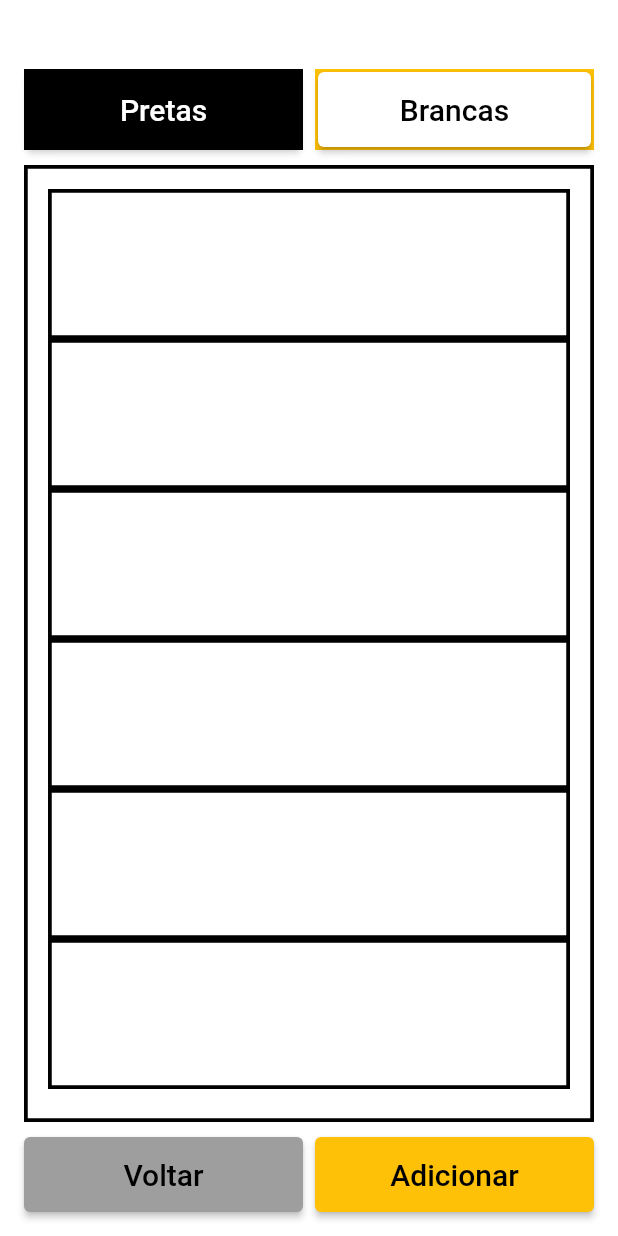
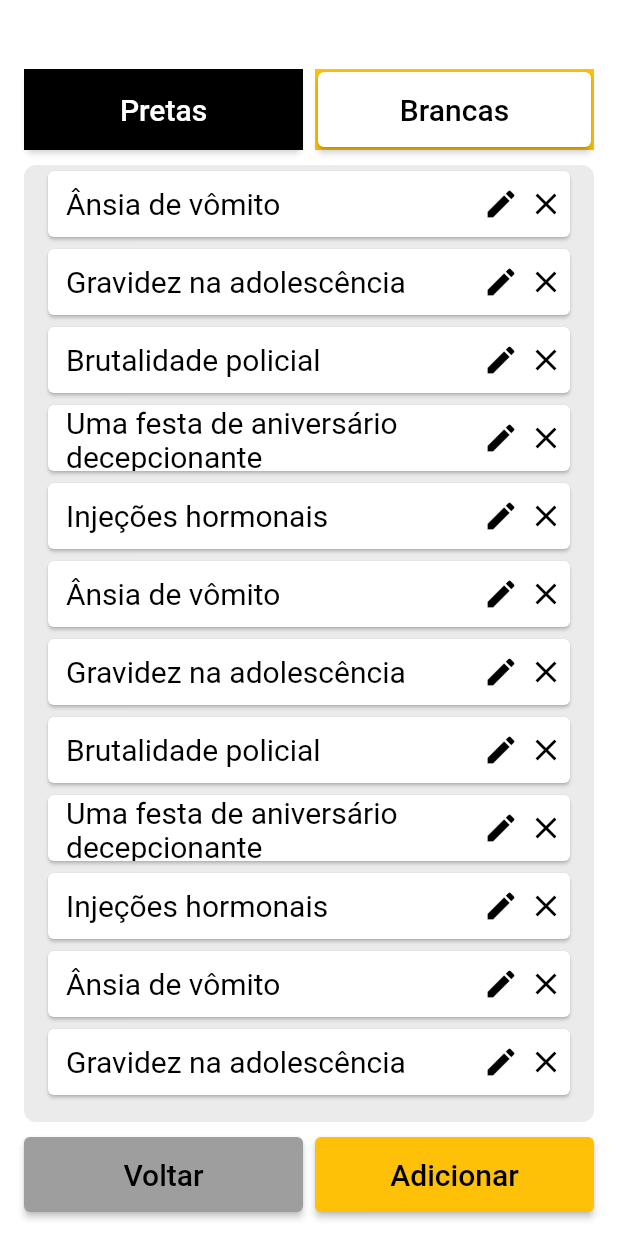
Before and after one commit to NicolasCiviero98/CardsAgainstStudent, a Flutter app: the EditCardsPage screen opened by its route, on a phone screen of 412 x 824 dp. Run offline on Flutter 3.47's test engine with Material 2 defaults, Android fonts, the phone set to English and light mode, and no system bars; our stand-ins replace open_file; missing offline and left inert: dart:ffi, syncfusion_flutter_pdf.

```diff
--- a/lib/edit_cards_page.dart
+++ b/lib/edit_cards_page.dart
@@ -1,3 +1,5 @@
+import 'package:cards_against_student/widgets/card_list_item.dart';
+import 'package:cards_against_student/widgets/player_item.dart';
 import 'package:flutter/material.dart';
 
 class EditCardsPage extends StatefulWidget {
@@ -8,9 +10,11 @@ class EditCardsPage extends StatefulWidget {
 }
 
 class _EditCardsPageState extends State<EditCardsPage> {
+  bool black_selected = false;
   Color background = Colors.white;
   Color black_button_border = Colors.black;
   Color white_button_border = Colors.amber;
+  List<String> cards = ["Ânsia de vômito", "Gravidez na adolescência", "Brutalidade policial", "Uma festa de aniversário decepcionante", "Injeções hormonais", "Ânsia de vômito", "Gravidez na adolescência", "Brutalidade policial", "Uma festa de aniversário decepcionante", "Injeções hormonais", "Ânsia de vômito", "Gravidez na adolescência", "Brutalidade policial", "Uma festa de aniversário decepcionante", "Injeções hormonais", "Ânsia de vômito", "Gravidez na adolescência", "Brutalidade policial", "Uma festa de aniversário decepcionante", "Injeções hormonais"];
 
   @override
   Widget build(BuildContext context) {
@@ -37,6 +41,7 @@ class _EditCardsPageState extends State<EditCardsPage> {
                                   child: ElevatedButton(
                                     onPressed: () {
                                       setState(() {
+                                        black_selected = true;
                                         background = Colors.black;
                                         black_button_border = Colors.amber;
                                         white_button_border = Colors.white;
@@ -61,6 +66,7 @@ class _EditCardsPageState extends State<EditCardsPage> {
                                   child: ElevatedButton(
                                     onPressed: () {
                                       setState(() {
+                                        black_selected = false;
                                         background = Colors.white;
                                         black_button_border = Colors.black;
                                         white_button_border = Colors.amber;
@@ -79,24 +85,24 @@ class _EditCardsPageState extends State<EditCardsPage> {
                     const SizedBox(height: 10),
                     Expanded(
                       flex: 1,
-                      child: DecoratedBox(
-                          child: SizedBox(
+                      child: ClipRRect(
+                          borderRadius: BorderRadius.circular(8),
+                          child: Container(
+                            height: 48,
                             width: double.infinity,
+                            color:Color.fromARGB(40, 125, 125, 125),
                             child: Padding(
-                              padding: const EdgeInsets.all(16),
+                              padding: const EdgeInsets.fromLTRB(12, 0, 12, 12),
                               child: ListView(
-                                children: [
-                                  SizedBox(width: 50, height:100, child: DecoratedBox(decoration: BoxDecoration(border: Border.all(color: Colors.black, width: 2.5, style: BorderStyle.solid))),),
-                                  SizedBox(width: 50, height:100, child: DecoratedBox(decoration: BoxDecoration(border: Border.all(color: Colors.black, width: 2.5, style: BorderStyle.solid))),),
-                                  SizedBox(width: 50, height:100, child: DecoratedBox(decoration: BoxDecoration(border: Border.all(color: Colors.black, width: 2.5, style: BorderStyle.solid))),),
-                                  SizedBox(width: 50, height:100, child: DecoratedBox(decoration: BoxDecoration(border: Border.all(color: Colors.black, width: 2.5, style: BorderStyle.solid))),),
-                                  SizedBox(width: 50, height:100, child: DecoratedBox(decoration: BoxDecoration(border: Border.all(color: Colors.black, width: 2.5, style: BorderStyle.solid))),),
-                                  SizedBox(width: 50, height:100, child: DecoratedBox(decoration: BoxDecoration(border: Border.all(color: Colors.black, width: 2.5, style: BorderStyle.solid))),),
-                                ],
-                              ),
+                                children: cards.map((text) => CardListItem(
+                                  content: text,
+                                  edit: () {},
+                                  delete: () {},
+                                  is_black: black_selected,
+                                )).toList(),
+                              )
                             ),
-                          ),
-                          decoration: BoxDecoration(border: Border.all(color: Colors.black, width: 2.5, style: BorderStyle.solid))
+                          )
                       ),
                     ),
                     SizedBox(height: 10),
--- a/lib/main.dart
+++ b/lib/main.dart
@@ -1,7 +1,9 @@
+import 'package:cards_against_student/match_list_page.dart';
 import 'package:flutter/material.dart';
 
 import 'login_page.dart';
 import 'menu_page.dart';
+import 'match_list_page.dart';
 import 'new_match_page.dart';
 import 'register_page.dart';
 import 'edit_cards_page.dart';
@@ -31,6 +33,7 @@ class MyApp extends StatelessWidget {
       routes: {
         '/login': (context) => LoginPage(),
         '/menu': (context) => MenuPage(),
+        '/match_list': (context) => MatchListPage(),
         '/new_match': (context) => NewMatchPage(),
         '/register': (context) => RegisterPage(),
         '/edit_cards': (context) => EditCardsPage(),
--- a/lib/menu_page.dart
+++ b/lib/menu_page.dart
@@ -32,8 +32,8 @@ class _MenuPageState extends State<MenuPage> {
                       width: double.infinity,
                       height: 44,
                       child:   ElevatedButton(
-                        onPressed: () { Navigator.of(context).pushNamed('/new_match'); },
-                        child: Text('Criar sala', style: globals.txtStyle1),
+                        onPressed: () { Navigator.of(context).pushNamed('/match_list'); },
+                        child: Text('Encontrar Sala', style: globals.txtStyle1),
                         style: globals.btnStyle1,
                       ),
                     ),
--- /dev/null
+++ b/lib/widgets/card_list_item.dart
@@ -0,0 +1,47 @@
+import 'package:flutter/material.dart';
+
+class CardListItem extends StatelessWidget {
+  final String content;
+  final Function edit;
+  final Function delete;
+  final bool is_black;
+  CardListItem({ required this.content, required this.edit, required this.delete, required this.is_black });
+
+  @override
+  Widget build(BuildContext context) {
+    Color background = is_black ? Colors.black : Colors.white;
+    Color foreground = is_black ? Colors.white70 : Colors.black;
+
+    return Container(
+      height: 52,
+      child: Card(
+        color: background,
+        child: Padding(
+          padding: EdgeInsets.fromLTRB(12,0,6,0),
+          child: Row(
+            children: [
+              Expanded(
+                flex: 1,
+                child: Text(content, style: TextStyle(fontSize: 20, color: foreground)),
+              ),
+              SizedBox(
+                width: 30,
+                child: TextButton(
+                  onPressed: () { edit; },
+                  child: Icon(IconData(0xe21a, fontFamily: 'MaterialIcons', matchTextDirection: true), color: foreground,),
+                ),
+              ),
+              SizedBox(
+                width: 30,
+                child: TextButton(
+                  onPressed: () { delete; },
+                  child: Icon(IconData(0xe16a, fontFamily: 'MaterialIcons', matchTextDirection: true), color: foreground,),
+                ),
+              ),
+            ],
+          ),
+        ),
+      ),
+    );
+  }
+}
```
Also changed, not shown: lib/match_list_page.dart (added, +112 -0 lines), lib/match_page.dart (deleted, +0 -135 lines), lib/match_pages/student_match_page.dart (+11 -12 lines).
